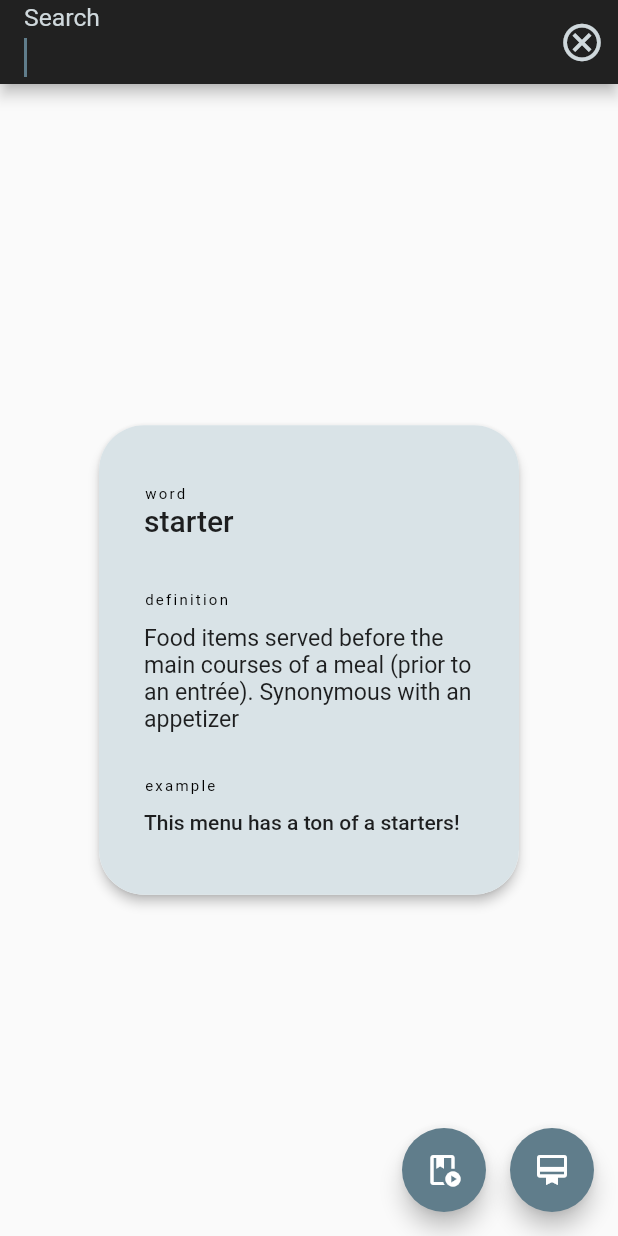
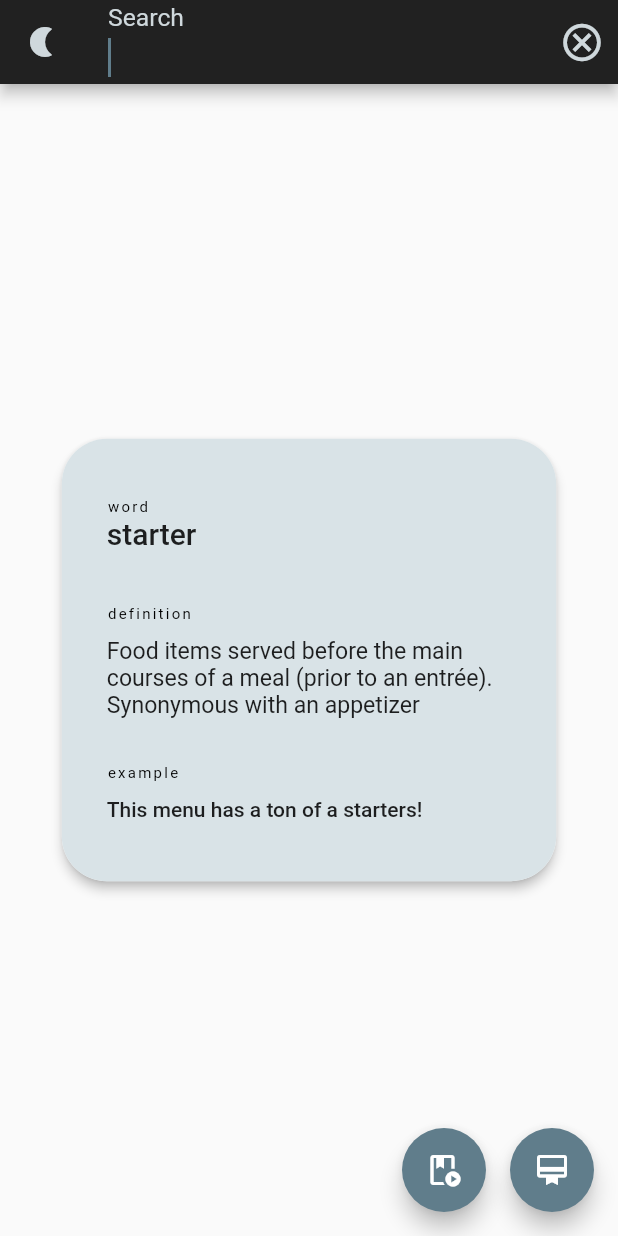
Before and after one commit to sami-bre/Wordling, a Flutter app: the screen it shows after launch, after a tap on the "search" icon, on a phone screen of 412 x 824 dp. Run offline on Flutter 3.47's test engine with Material 2 defaults, Android fonts, the phone set to English and light mode, and no system bars; our stand-ins replace flip_card, get, sqflite; accounts and stored records are empty.

Commit message:
The light and dark mode switch is now complete along with other modifications on the theme of the app.

```diff
--- a/lib/main.dart
+++ b/lib/main.dart
@@ -2,15 +2,50 @@ import 'package:flutter/material.dart';
 import 'package:wordling/ui/study.dart';
 import 'ui/front.dart';
 import 'ui/saved_definitions.dart';
+import 'package:get/get.dart';
+
+var darkTheme = ThemeData.dark();
 
 void main() {
   runApp(
-    MaterialApp(
+    GetMaterialApp(
       debugShowCheckedModeBanner: false,
       title: 'Wordling',
+      themeMode: ThemeMode.system,
+      darkTheme: ThemeData(
+          brightness: Brightness.dark,
+          // buttonTheme: ButtonThemeData(
+          //   textTheme: ButtonTextTheme.primary,
+          // ),
+          elevatedButtonTheme: ElevatedButtonThemeData(
+            style: ButtonStyle(
+                backgroundColor: MaterialStateProperty.all(
+                  const Color.fromARGB(255, 33, 98, 141),
+                ),
+                shape: MaterialStateProperty.all(
+                  RoundedRectangleBorder(
+                      borderRadius: BorderRadius.circular(10)),
+                )),
+          ),
+          snackBarTheme: const SnackBarThemeData(
+              contentTextStyle: TextStyle(color: Colors.white),
+              backgroundColor: Colors.black54,
+              behavior: SnackBarBehavior.fixed),
+          floatingActionButtonTheme: const FloatingActionButtonThemeData(
+            backgroundColor: Color.fromARGB(255, 38, 192, 212),
+          ),
+          sliderTheme: const SliderThemeData(
+            thumbColor: Color.fromARGB(255, 38, 192, 212),
+            activeTrackColor: Color.fromARGB(255, 38, 192, 212),
+          )),
       theme: ThemeData(
-        primarySwatch: Colors.blueGrey,
-      ),
+          primarySwatch: Colors.blueGrey,
+          elevatedButtonTheme: ElevatedButtonThemeData(
+            style: ButtonStyle(
+                shape: MaterialStateProperty.all(
+              RoundedRectangleBorder(borderRadius: BorderRadius.circular(10)),
+            )),
+          )),
       routes: {
         '/': (context) => const Front(),
         '/saved': (context) => const SavedDefinitions(),
--- a/lib/ui/Search_result_display.dart
+++ b/lib/ui/Search_result_display.dart
@@ -30,7 +30,9 @@ class SearchResultDisplayState extends State<SearchResultDisplay> {
   Widget build(BuildContext context) {
     return Center(
       child: SizedBox(
-        width: 280,
+        // here too, the results display (and thus the cards) should
+        // be 0.8 times the screen width.
+        width: MediaQuery.of(context).size.shortestSide * 0.8,
         child: FutureBuilder(
           future: HttpHelper.search(searchTerm),
           builder: (context, snapshot) {
--- a/lib/ui/add_definition_dialogue.dart
+++ b/lib/ui/add_definition_dialogue.dart
@@ -21,7 +21,6 @@ class AddDefinitionDialog {
       // the the next available id for the definition.
       helper.getNextCreatedDefinitionId().then((value) {
         defn.id = value;
-        print(defn.id);
       });
     }
 
--- a/lib/ui/definition_card.dart
+++ b/lib/ui/definition_card.dart
@@ -1,6 +1,7 @@
 import 'package:flutter/material.dart';
 import 'package:wordling/models/definition.dart';
 import '../util/dbhelper.dart';
+import 'package:get/get.dart';
 
 class DefinitionCard extends StatefulWidget {
   final Definition definition;
@@ -24,8 +25,6 @@ class DefinitionCard extends StatefulWidget {
 class DefinitionCardState extends State<DefinitionCard> {
   DbHelper helper = DbHelper();
   bool isSaved = false;
-  final Color savedColor = const Color.fromARGB(255, 142, 183, 255);
-  final Color unsavedColor = const Color.fromARGB(255, 217, 227, 231);
 
   DefinitionCardState();
 
@@ -42,6 +41,17 @@ class DefinitionCardState extends State<DefinitionCard> {
 
   @override
   Widget build(BuildContext context) {
+    // set the correct collors. these colors are theme independent (unlike the other colors in the app)
+    Color savedColor;
+    Color unsavedColor;
+    bool isDark = Get.isDarkMode;
+    if (!isDark) {
+      savedColor = const Color.fromARGB(255, 142, 183, 255);
+      unsavedColor = const Color.fromARGB(255, 217, 227, 231);
+    } else {
+      savedColor = const Color.fromARGB(255, 25, 67, 95);
+      unsavedColor = const Color.fromARGB(255, 70, 70, 70);
+    }
     // the style of the word text depends on whether this is a front
     TextStyle wordTextStyle;
     TextStyle wordLabelStyle;
@@ -82,7 +92,8 @@ class DefinitionCardState extends State<DefinitionCard> {
             Radius.circular(30.0),
           ),
           child: Container(
-              width: 280,
+            // the width of a card should be .8 * the screen width.
+              width: MediaQuery.of(context).size.shortestSide * 0.8,
               decoration: BoxDecoration(
                 color: isSaved ? savedColor : unsavedColor,
                 borderRadius: const BorderRadius.all(
--- a/lib/ui/front.dart
+++ b/lib/ui/front.dart
@@ -1,6 +1,8 @@
 import 'package:flutter/material.dart';
+import 'package:wordling/main.dart';
 import 'random_definition_display.dart';
 import 'Search_result_display.dart';
+import 'package:get/get.dart';
 
 class Front extends StatefulWidget {
   const Front({Key? key}) : super(key: key);
@@ -39,6 +41,16 @@ class _FrontState extends State<Front> {
       },
       child: Scaffold(
         appBar: AppBar(
+          leading: IconButton(
+              icon: Get.isDarkMode
+                  ? const Icon(Icons.wb_sunny_rounded)
+                  : const Icon(Icons.nightlight_rounded),
+              onPressed: () {
+                Get.isDarkMode
+                    ? Get.changeThemeMode(ThemeMode.light)
+                    : Get.changeThemeMode(ThemeMode.dark);
+                setState(() {});
+              }),
           title: searchBarDisplayed
               ? TextField(
                   textInputAction: TextInputAction.search,
@@ -99,16 +111,18 @@ class _FrontState extends State<Front> {
           mainAxisAlignment: MainAxisAlignment.end,
           children: [
             FloatingActionButton(
+              // backgroundColor: Get.isDarkMode ? darkHeroColor : lightHeroColor,
               heroTag: 'playButton',
               onPressed: () => Navigator.pushNamed(context, '/study'),
               child: const Icon(Icons.play_lesson_outlined),
             ),
             const SizedBox(width: 16),
             FloatingActionButton(
+              // backgroundColor: Get.isDarkMode ? darkHeroColor : lightHeroColor,
               heroTag: 'myCardsButton',
               onPressed: () => Navigator.pushNamed(context, '/saved'),
               child: const Icon(Icons.card_membership),
-            )
+            ),
           ],
         ),
       ),
--- a/lib/ui/saved_definitions.dart
+++ b/lib/ui/saved_definitions.dart
@@ -158,6 +158,7 @@ class _SavedDefinitionsState extends State<SavedDefinitions> {
                         context: context,
                         builder: (context) => AlertDialog(
                           scrollable: true,
+                          // this transparent color is theme independent.
                           backgroundColor: Colors.transparent,
                           contentPadding: const EdgeInsets.all(0),
                           content: DefinitionCard(
--- a/lib/ui/study.dart
+++ b/lib/ui/study.dart
@@ -77,7 +77,6 @@ class _StudyState extends State<Study> {
                 });
               }
             },
-            // backgroundColor: const Color.fromARGB(255, 109, 109, 109),
             child: const Icon(Icons.arrow_back_ios_rounded),
           ),
           const SizedBox(width: 30),
@@ -94,7 +93,6 @@ class _StudyState extends State<Study> {
                 });
               }
             },
-            // backgroundColor: const Color.fromARGB(255, 109, 109, 109),
             child: const Icon(Icons.arrow_forward_ios_rounded),
           ),
         ],
--- a/pubspec.yaml
+++ b/pubspec.yaml
@@ -33,6 +33,7 @@ dependencies:
   path: 1.8.1
   http: ^0.13.5
   flip_card: ^0.6.0
+  get: ^4.6.5
 
 
   # The following adds the Cupertino Icons font to your application.
```
Also changed, not shown: pubspec.lock.
